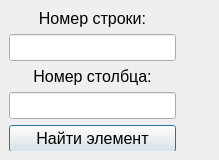
Before: the Qt Designer form designs/FindWindow.ui in Wolfram3387/maria_matrix, drawn with Qt 5.
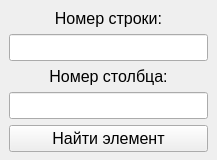
After: the same form once the commit is applied.

```diff
--- a/designs/FindWindow.ui
+++ b/designs/FindWindow.ui
@@ -1,42 +1,33 @@
 <?xml version="1.0" encoding="UTF-8"?>
 <ui version="4.0">
- <class>Dialog</class>
- <widget class="QDialog" name="Dialog">
+ <class>FindWindow</class>
+ <widget class="QMainWindow" name="FindWindow">
   <property name="geometry">
    <rect>
     <x>0</x>
     <y>0</y>
-    <width>219</width>
+    <width>217</width>
     <height>160</height>
    </rect>
   </property>
   <property name="minimumSize">
    <size>
-    <width>216</width>
+    <width>138</width>
     <height>160</height>
    </size>
   </property>
   <property name="maximumSize">
    <size>
     <width>400</width>
-    <height>295</height>
+    <height>200</height>
    </size>
   </property>
   <property name="windowTitle">
    <string>Dialog</string>
   </property>
-  <property name="layoutDirection">
-   <enum>Qt::LeftToRight</enum>
-  </property>
-  <widget class="QWidget" name="verticalLayoutWidget">
-   <property name="geometry">
-    <rect>
-     <x>9</x>
-     <y>9</y>
-     <width>167</width>
-     <height>142</height>
-    </rect>
-   </property>
+  <widget class="QWidget" name="centralwidget">
+   <layout class="QVBoxLayout" name="verticalLayout_2">
+    <item>
    <layout class="QVBoxLayout" name="verticalLayout">
     <item>
      <widget class="QLabel" name="label">
@@ -106,6 +97,8 @@
        <string>Найти элемент</string>
       </property>
      </widget>
+      </item>
+     </layout>
     </item>
    </layout>
   </widget>
```
Left out of the diff: 4 changed lines with no effect on the pictures. Lines whose indentation alone changed are shown as unchanged.
